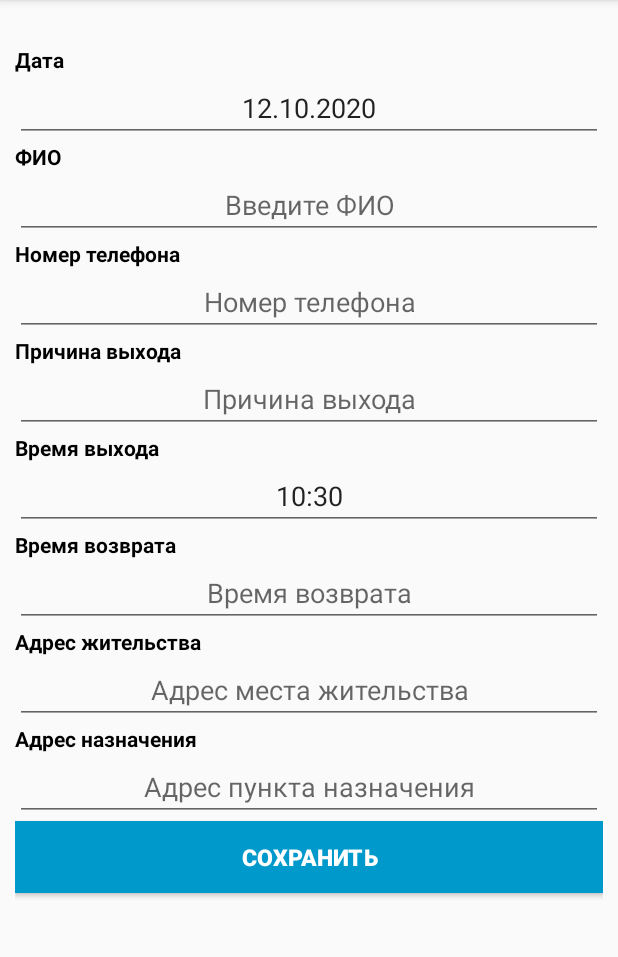
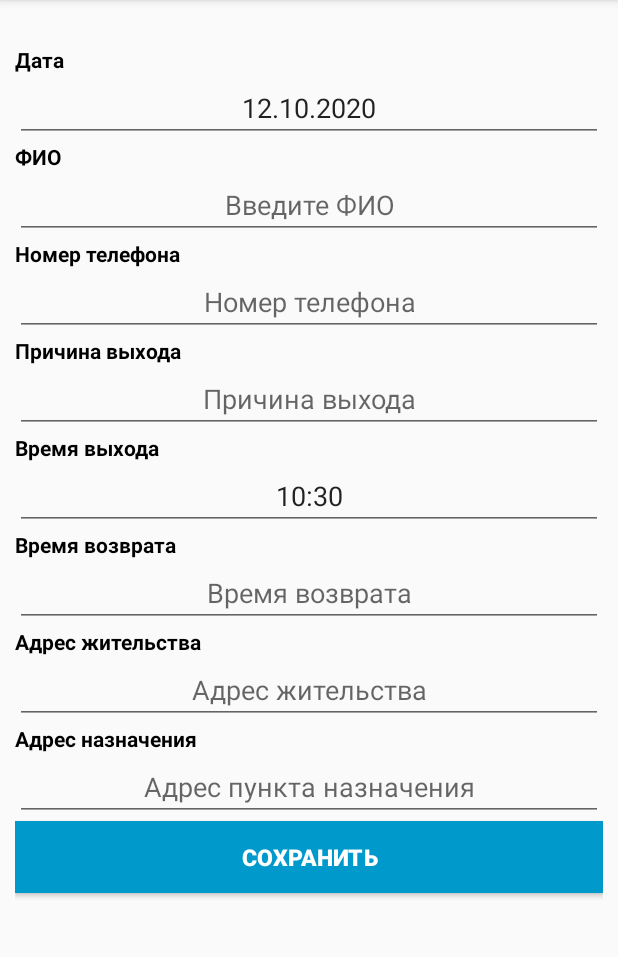
Before and after one commit to ViktorMorgachev/RouteList, an Android app: the screen it shows after launch (MainActivity), on a phone screen of 412 x 824 dp, the part 84-1041 px from its top. Run offline under Robolectric (Android 15) with nearby library versions, the phone set to English and light mode, and no system bars; our stand-ins replace Room's generated code, data binding.

Commit message:
Вынес тексты в отдельный файл

```diff
--- a/app/src/main/java/com/sedi/routelist/MyApplication.kt
+++ b/app/src/main/java/com/sedi/routelist/MyApplication.kt
@@ -8,7 +8,8 @@ import com.sedi.routelist.models.NoticeItemDatabase
 class MyApplication : Application() {
 
 
-     private lateinit var noticeItemDatabase: NoticeItemDatabase
+    private lateinit var noticeItemDatabase: NoticeItemDatabase
+
 
     override fun onCreate() {
         super.onCreate()
--- a/app/src/main/java/com/sedi/routelist/models/DatabaseHelper.kt
+++ b/app/src/main/java/com/sedi/routelist/models/DatabaseHelper.kt
@@ -1,6 +1,8 @@
 package com.sedi.routelist.models
 
 import android.app.Activity
+import com.sedi.routelist.MyApplication
+import com.sedi.routelist.R
 import com.sedi.routelist.commons.asynkExecute
 import com.sedi.routelist.presenters.IResultCalback
 
@@ -40,7 +42,7 @@ fun asynkInsertNotice(
         noticeRoomModel.primaryKey = key
         try {
             db.noticeDAO().insert(noticeRoomModel)
-            resultCallback.onSucces("Успешно сохранено")
+            resultCallback.onSucces(MyApplication.instance.resources.getString(R.string.sucess_deleted))
         } catch (e: Exception) {
             resultCallback.onError(e)
         }
@@ -81,7 +83,7 @@ fun asynkDeleteNotice(
 
         try {
             db.noticeDAO().delete(noticeRoomModel)
-            resultCallback.onSucces("Успешно удалено")
+            resultCallback.onSucces(MyApplication.instance.resources.getString(R.string.sucess_deleted))
         } catch (e: Exception) {
             resultCallback.onError(e)
         }
--- a/app/src/main/java/com/sedi/routelist/ui/MainActivity.kt
+++ b/app/src/main/java/com/sedi/routelist/ui/MainActivity.kt
@@ -121,7 +121,7 @@ class MainActivity : AppCompatActivity(), LifecycleObserver, IClickListener, IRe
 
         //Временный костыль
         if (pagerAdapter.count == 1) {
-            showToast(this, "Минимум должен быть один маршрутный лист")
+            showToast(this, MyApplication.instance.resources.getString(R.string.minimum_must_have_list))
             return
         }
         // Remove current list and delete current Notice from DB
@@ -140,7 +140,7 @@ class MainActivity : AppCompatActivity(), LifecycleObserver, IClickListener, IRe
 
     fun pasteNotice(item: MenuItem) {
         if (pagerAdapter.noticeFragmentHelper.noticeForCopy == null) {
-            showToast(this, "Скопируйте перед вставкой", Toast.LENGTH_SHORT)
+            showToast(this, MyApplication.instance.resources.getString(R.string.copy_before_paste), Toast.LENGTH_SHORT)
             return
         }
         try {
--- a/app/src/main/res/layout/route_list_fragment.xml
+++ b/app/src/main/res/layout/route_list_fragment.xml
@@ -16,57 +16,52 @@
 
         <LinearLayout
             android:layout_width="match_parent"
+            android:layout_height="wrap_content"
             android:layout_marginTop="20dp"
-            android:layout_height="wrap_content"
             android:orientation="vertical">
 
 
             <TextView
                 android:layout_width="match_parent"
                 android:layout_height="wrap_content"
-                android:text="Дата"
+                android:text="@string/date"
                 android:textColor="@android:color/black"
-                android:textStyle="bold"
-                tools:ignore="HardcodedText" />
+                android:textStyle="bold" />
 
             <EditText
                 android:id="@+id/et_date"
                 android:layout_width="match_parent"
                 android:layout_height="wrap_content"
                 android:gravity="center"
-                android:hint="Дата"
+                android:hint="@string/date"
                 android:inputType="date"
                 android:paddingStart="5dp"
                 android:paddingEnd="5dp"
-                android:text="@{routeNotice.date}"
-                tools:ignore="HardcodedText" />
+                android:text="@{routeNotice.date}" />
 
             <TextView
                 android:layout_width="match_parent"
                 android:layout_height="wrap_content"
-                android:text="ФИО"
+                android:text="@string/fio"
                 android:textColor="@android:color/black"
-                android:textStyle="bold"
-                tools:ignore="HardcodedText" />
+                android:textStyle="bold" />
 
             <EditText
                 android:id="@+id/et_fio"
                 android:layout_width="match_parent"
                 android:layout_height="wrap_content"
                 android:gravity="center"
-                android:hint="Введите ФИО"
+                android:hint="@string/input_fio"
                 android:paddingStart="5dp"
                 android:paddingEnd="5dp"
-                android:text="@{routeNotice.fio}"
-                tools:ignore="HardcodedText" />
+                android:text="@{routeNotice.fio}" />
 
             <TextView
                 android:layout_width="match_parent"
                 android:layout_height="wrap_content"
-                android:text="Номер телефона"
+                android:text="@string/phone_number"
                 android:textColor="@android:color/black"
-                android:textStyle="bold"
-                tools:ignore="HardcodedText" />
+                android:textStyle="bold" />
 
             <EditText
                 android:id="@+id/et_phone"
@@ -77,105 +72,94 @@
                 android:inputType="phone"
                 android:paddingStart="5dp"
                 android:paddingEnd="5dp"
-                android:text="@{routeNotice.phoneNumber}"
-                tools:ignore="HardcodedText" />
+                android:text="@{routeNotice.phoneNumber}" />
 
             <TextView
                 android:layout_width="match_parent"
                 android:layout_height="wrap_content"
-                android:text="Причина выхода"
+                android:text="@string/reason_to_exit"
                 android:textColor="@android:color/black"
-                android:textStyle="bold"
-                tools:ignore="HardcodedText" />
+                android:textStyle="bold" />
 
             <EditText
                 android:id="@+id/et_reason"
                 android:layout_width="match_parent"
                 android:layout_height="wrap_content"
                 android:gravity="center"
-                android:hint="Причина выхода"
+                android:hint="@string/reason_to_exit"
                 android:paddingStart="5dp"
                 android:paddingEnd="5dp"
-                android:text="@{routeNotice.reason}"
-                tools:ignore="HardcodedText" />
+                android:text="@{routeNotice.reason}" />
 
             <TextView
                 android:layout_width="match_parent"
                 android:layout_height="wrap_content"
-                android:text="Время выхода"
+                android:text="@string/time_to_exit"
                 android:textColor="@android:color/black"
-                android:textStyle="bold"
-                tools:ignore="HardcodedText" />
+                android:textStyle="bold" />
 
             <EditText
                 android:id="@+id/et_exit_time"
                 android:layout_width="match_parent"
                 android:layout_height="wrap_content"
                 android:gravity="center"
-                android:hint="Время выхода"
+                android:hint="@string/time_to_exit"
                 android:inputType="text"
                 android:paddingStart="5dp"
                 android:paddingEnd="5dp"
-                android:text="@{routeNotice.exitTime}"
-                tools:ignore="HardcodedText" />
+                android:text="@{routeNotice.exitTime}" />
 
             <TextView
                 android:layout_width="match_parent"
                 android:layout_height="wrap_content"
-                android:text="Время возврата"
+                android:text="@string/resetting_time"
                 android:textColor="@android:color/black"
-                android:textStyle="bold"
-                tools:ignore="HardcodedText" />
+                android:textStyle="bold" />
 
             <EditText
                 android:id="@+id/et_reseting_time"
                 android:layout_width="match_parent"
                 android:layout_height="wrap_content"
                 android:gravity="center"
-                android:hint="Время возврата"
+                android:hint="@string/resetting_time"
                 android:inputType="text"
                 android:paddingStart="5dp"
                 android:paddingEnd="5dp"
-                android:text="@{routeNotice.resetingTime}"
-                tools:ignore="HardcodedText" />
+                android:text="@{routeNotice.resetingTime}" />
 
             <TextView
                 android:layout_width="match_parent"
                 android:layout_height="wrap_content"
-                android:text="Адрес жительства"
+                android:text="@string/residence_adress"
                 android:textColor="@android:color/black"
-                android:textStyle="bold"
-                tools:ignore="HardcodedText" />
+                android:textStyle="bold" />
 
             <EditText
                 android:id="@+id/et_residence_adress"
                 android:layout_width="match_parent"
                 android:layout_height="wrap_content"
                 android:gravity="center"
-                android:hint="Адрес места жительства"
+                android:hint="@string/residence_adress"
                 android:paddingStart="5dp"
                 android:paddingEnd="5dp"
-                android:text="@{routeNotice.residenceAdress}"
-                tools:ignore="HardcodedText" />
+                android:text="@{routeNotice.residenceAdress}" />
 
             <TextView
                 android:layout_width="match_parent"
                 android:layout_height="wrap_content"
-                android:text="Адрес назначения"
+                android:text="@string/destination_adress"
                 android:textColor="@android:color/black"
-                android:textStyle="bold"
-                tools:ignore="HardcodedText" />
+                android:textStyle="bold" />
 
             <EditText
                 android:id="@+id/et_destination_adress"
                 android:layout_width="match_parent"
                 android:layout_height="wrap_content"
                 android:gravity="center"
-                android:hint="Адрес пункта назначения"
+                android:hint="@string/destination_adress2"
                 android:paddingStart="5dp"
                 android:paddingEnd="5dp"
-                android:text="@{routeNotice.destinationAdress}"
-                tools:ignore="HardcodedText" />
+                android:text="@{routeNotice.destinationAdress}" />
 
             <View
                 android:layout_width="match_parent"
@@ -188,7 +172,7 @@
                 android:layout_height="wrap_content"
                 android:layout_marginBottom="40dp"
                 android:background="@android:color/holo_blue_dark"
-                android:text="Сохранить"
+                android:text="@string/save"
                 android:textColor="@android:color/white"
                 android:textSize="15sp"
                 android:textStyle="bold" />
--- a/app/src/main/res/menu/main_menu.xml
+++ b/app/src/main/res/menu/main_menu.xml
@@ -6,25 +6,21 @@
     <item
         android:id="@+id/menu_add_list"
         android:icon="@drawable/ic_note_add_24dp"
-        android:title="Добавить"
-        android:onClick="addNotice"
-        tools:ignore="HardcodedText" />
+        android:title="@string/add"
+        android:onClick="addNotice"/>
     <item
         android:id="@+id/menu_remove_list"
         android:icon="@drawable/ic_delete_24dp"
-        android:title="Удалить"
-        android:onClick="deleteNotice"
-        tools:ignore="HardcodedText" />
+        android:title="@string/delete"
+        android:onClick="deleteNotice" />
     <item
         android:id="@+id/menu_copy_list"
         android:icon="@drawable/ic_copy_24dp"
-        android:title="Копировать"
-        android:onClick="copyNotice"
-        tools:ignore="HardcodedText" />
+        android:title="@string/copy"
+        android:onClick="copyNotice"/>
     <item
         android:id="@+id/menu_paste"
         android:icon="@drawable/ic_paste_24dp"
-        android:title="Вставить"
-        android:onClick="pasteNotice"
-        tools:ignore="HardcodedText" />
+        android:title="@string/paste"
+        android:onClick="pasteNotice" />
 </menu>
--- a/app/src/main/res/values/strings.xml
+++ b/app/src/main/res/values/strings.xml
@@ -1,3 +1,21 @@
 <resources>
     <string name="app_name">RouteList</string>
+    <string name="sucess_deleted">Успешно удалено</string>
+    <string name="minimum_must_have_list">Минимум должен быть один маршрутный лист</string>
+    <string name="copy_before_paste">Скопируйте перед вставкой</string>
+    <string name="date">Дата</string>
+    <string name="fio">ФИО</string>
+    <string name="input_fio">Введите ФИО</string>
+    <string name="phone_number">Номер телефона</string>
+    <string name="reason_to_exit">Причина выхода</string>
+    <string name="time_to_exit">Время выхода</string>
+    <string name="resetting_time">Время возврата</string>
+    <string name="residence_adress">Адрес жительства</string>
+    <string name="destination_adress">Адрес назначения</string>
+    <string name="destination_adress2">Адрес пункта назначения</string>
+    <string name="save">Сохранить</string>
+    <string name="add">Добавить</string>
+    <string name="delete">Удалить</string>
+    <string name="copy">Копировать</string>
+    <string name="paste">Вставить</string>
 </resources>
```
